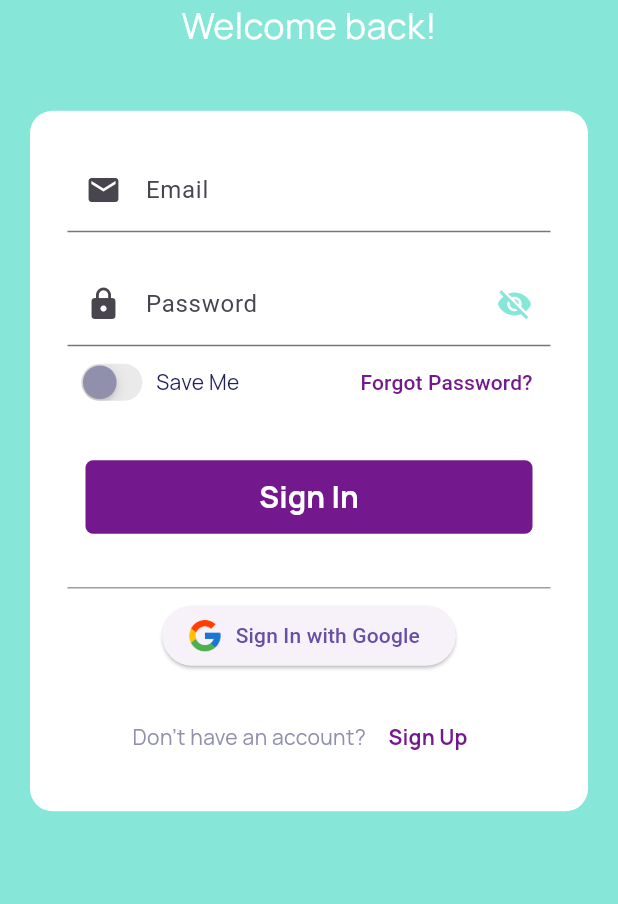
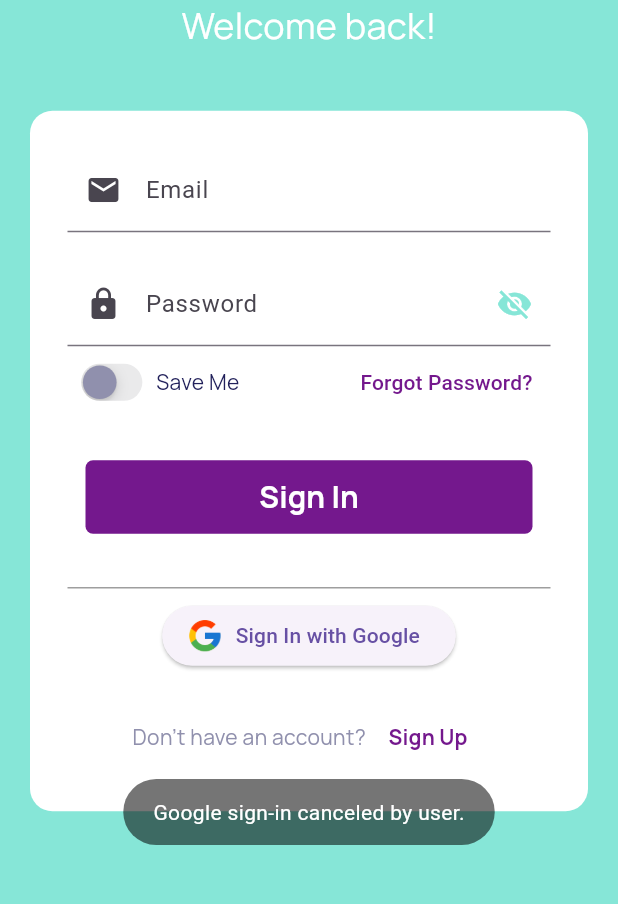
Before and after one commit to Eya-Benhouria/HireCue, a Flutter app: the SignIn screen opened directly, after a tap on "Sign In with Google", on a phone screen of 412 x 824 dp, the part 295-1199 px from its top. Run offline on Flutter 3.47's test engine with Material 3 defaults, Android fonts, the phone set to English and light mode, and no system bars; our stand-ins replace firebase_auth, firebase_core, fluttertoast, font_awesome_flutter, google_fonts, google_sign_in and 2 more; accounts and stored records are empty; network calls fail.

Commit message:
Google Auth

```diff
--- a/lib/Services/auth_service.dart
+++ b/lib/Services/auth_service.dart
@@ -1,24 +1,23 @@
-
 import 'package:firebase_auth/firebase_auth.dart';
 import 'package:flutter/material.dart';
 import 'package:fluttertoast/fluttertoast.dart';
+import 'package:google_sign_in/google_sign_in.dart';
 import 'package:hirecue_app/screens/Authentication/sign_in.dart';
 import 'package:hirecue_app/screens/Home/home.dart';
 
-
 class AuthService {
+  final FirebaseAuth _auth = FirebaseAuth.instance;
+  final GoogleSignIn _googleSignIn = GoogleSignIn();
 
   Future<void> signup({
     required String firstName,
     required String lastName,
     required String email,
     required String password,
-    required BuildContext context
+    required BuildContext context,
   }) async {
-
     try {
-
-      await FirebaseAuth.instance.createUserWithEmailAndPassword(
+      await _auth.createUserWithEmailAndPassword(
         email: email,
         password: password,
       );
@@ -26,19 +25,16 @@ class AuthService {
       await Future.delayed(const Duration(seconds: 1));
       Navigator.pushReplacement(
         context,
-        MaterialPageRoute(
-          builder: (BuildContext context) => const Home()
-        )
+        MaterialPageRoute(builder: (BuildContext context) => const Home()),
       );
-
-    } on FirebaseAuthException catch(e) {
+    } on FirebaseAuthException catch (e) {
       String message = '';
       if (e.code == 'weak-password') {
         message = 'The password provided is too weak.';
       } else if (e.code == 'email-already-in-use') {
         message = 'An account already exists with that email.';
       }
-        Fluttertoast.showToast(
+      Fluttertoast.showToast(
         msg: message,
         toastLength: Toast.LENGTH_LONG,
         gravity: ToastGravity.SNACKBAR,
@@ -46,42 +42,35 @@ class AuthService {
         textColor: Colors.white,
         fontSize: 14.0,
       );
+    } catch (e) {
+      print('Signup Error: ${e.toString()}');
     }
-    catch(e){
-
-    }
-
   }
 
   Future<void> signin({
     required String email,
     required String password,
-    required BuildContext context
+    required BuildContext context,
   }) async {
-
     try {
-
-      await FirebaseAuth.instance.signInWithEmailAndPassword(
+      await _auth.signInWithEmailAndPassword(
         email: email,
-        password: password
+        password: password,
       );
 
       await Future.delayed(const Duration(seconds: 1));
       Navigator.pushReplacement(
         context,
-        MaterialPageRoute(
-          builder: (BuildContext context) => const Home()
-        )
+        MaterialPageRoute(builder: (BuildContext context) => const Home()),
       );
-
-    } on FirebaseAuthException catch(e) {
+    } on FirebaseAuthException catch (e) {
       String message = '';
       if (e.code == 'invalid-email') {
         message = 'No user found for that email.';
-      } else if (e.code == 'invalid-credential') {
+      } else if (e.code == 'wrong-password') {
         message = 'Wrong password provided for that user.';
       }
-       Fluttertoast.showToast(
+      Fluttertoast.showToast(
         msg: message,
         toastLength: Toast.LENGTH_LONG,
         gravity: ToastGravity.SNACKBAR,
@@ -89,24 +78,75 @@ class AuthService {
         textColor: Colors.white,
         fontSize: 14.0,
       );
+    } catch (e) {
+      print('Signin Error: ${e.toString()}');
     }
-    catch(e){
-
-    }
-
   }
 
   Future<void> signout({
-    required BuildContext context
+    required BuildContext context,
   }) async {
-
-    await FirebaseAuth.instance.signOut();
+    await _auth.signOut();
+    await _googleSignIn.signOut();
     await Future.delayed(const Duration(seconds: 1));
     Navigator.pushReplacement(
+      context,
+      MaterialPageRoute(builder: (BuildContext context) => const SignIn()),
+    );
+  }
+
+  void signInWithGoogle(BuildContext context) async {
+    try {
+      print('Attempting to sign in with Google...');
+      final GoogleSignInAccount? googleUser = await _googleSignIn.signIn();
+      if (googleUser == null) {
+        print('Google sign-in canceled by user.');
+        Fluttertoast.showToast(
+          msg: "Google sign-in canceled by user.",
+          toastLength: Toast.LENGTH_LONG,
+          gravity: ToastGravity.SNACKBAR,
+          backgroundColor: Colors.black54,
+          textColor: Colors.white,
+          fontSize: 14.0,
+        );
+        return; // The user canceled the sign-in
+      }
+
+      print('Google sign-in successful, retrieving authentication tokens...');
+      final GoogleSignInAuthentication googleAuth =
+          await googleUser.authentication;
+
+      print('Creating AuthCredential from Google authentication tokens...');
+      final AuthCredential credential = GoogleAuthProvider.credential(
+        accessToken: googleAuth.accessToken,
+        idToken: googleAuth.idToken,
+      );
+
+      print('Signing in with Google AuthCredential...');
+      await _auth.signInWithCredential(credential);
+
+      print('Navigation to Home after Google sign-in...');
+      Navigator.pushReplacement(
         context,
-        MaterialPageRoute(
-          builder: (BuildContext context) =>const SignIn()
-        )
+        MaterialPageRoute(builder: (BuildContext context) => const Home()),
       );
+    } catch (e) {
+      print('Google sign-in error: ${e.toString()}');
+      Fluttertoast.showToast(
+        msg: "Google sign-in failed: ${e.toString()}",
+        toastLength: Toast.LENGTH_LONG,
+        gravity: ToastGravity.SNACKBAR,
+        backgroundColor: Colors.black54,
+        textColor: Colors.white,
+        fontSize: 14.0,
+      );
+    }
+  }
+
+  Future<void> googleSignout() async {
+    print('Signing out from Google...');
+    await _auth.signOut();
+    await _googleSignIn.signOut();
+    print('Google sign-out successful.');
   }
 }
--- a/lib/screens/Authentication/sign_in.dart
+++ b/lib/screens/Authentication/sign_in.dart
@@ -143,7 +143,7 @@ class _SignInState extends State<SignIn> {
                         // Sign In with Google button
                         ElevatedButton.icon(
                           onPressed: () {
-                            // TODO: Implement Google sign-in logic
+                            AuthService().signInWithGoogle(context);
                           },
                           icon: Image.asset(
                             'images/google.png',
--- a/pubspec.yaml
+++ b/pubspec.yaml
@@ -42,6 +42,7 @@ dependencies:
   font_awesome_flutter: ^10.7.0
   firebase_core: ^3.1.1
   firebase_auth: ^5.1.1
+  google_sign_in: ^6.2.1
 
 dev_dependencies:
   flutter_test:
```
Also changed, not shown: lib/screens/Authentication/sign_up.dart (+43 -29 lines), pubspec.lock, 4 other files.
